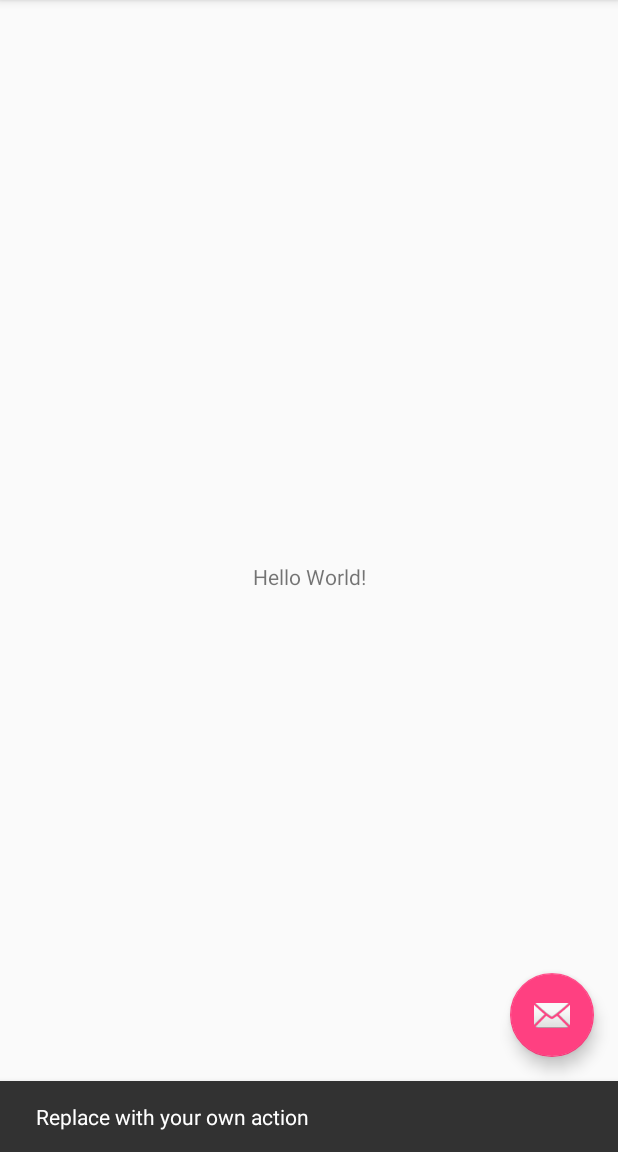
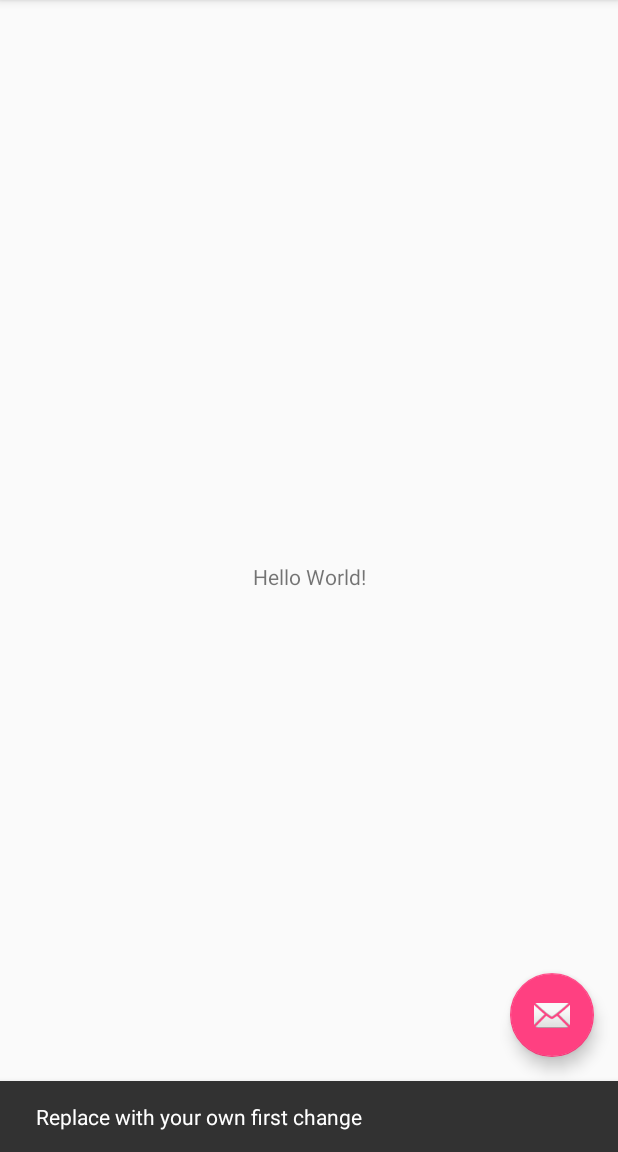
Before and after one commit to svazquezcds/jenkins-android-test, an Android app: the screen it shows after launch (MainActivity), after a tap on an icon or button, on a phone screen of 412 x 824 dp, the part 84-1236 px from its top. Run offline under Robolectric (Android 15) with nearby library versions, the phone set to English and light mode, and no system bars.

Commit message:
first other branch commit

```diff
--- a/app/src/main/java/com/jenkins_test_app/MainActivity.java
+++ b/app/src/main/java/com/jenkins_test_app/MainActivity.java
@@ -22,7 +22,7 @@ public class MainActivity extends AppCompatActivity {
         fab.setOnClickListener(new View.OnClickListener() {
             @Override
             public void onClick(View view) {
-                Snackbar.make(view, "Replace with your own action", Snackbar.LENGTH_LONG)
+                Snackbar.make(view, "Replace with your own first change", Snackbar.LENGTH_LONG)
                         .setAction("Action", null).show();
             }
         });
```
